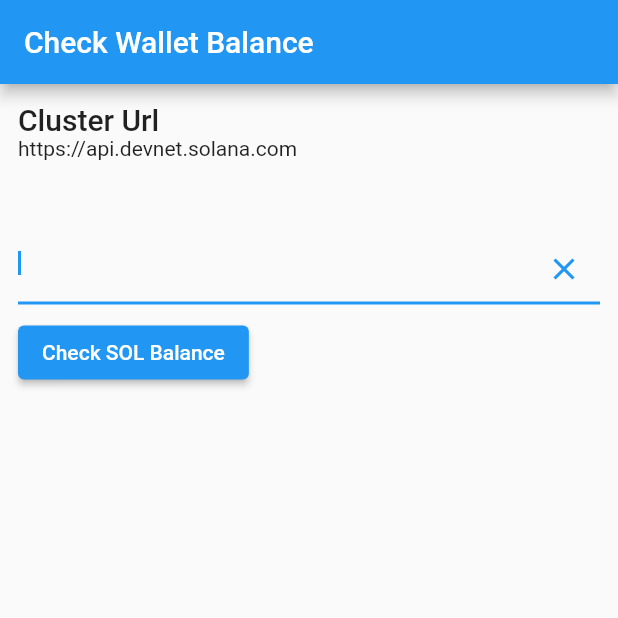
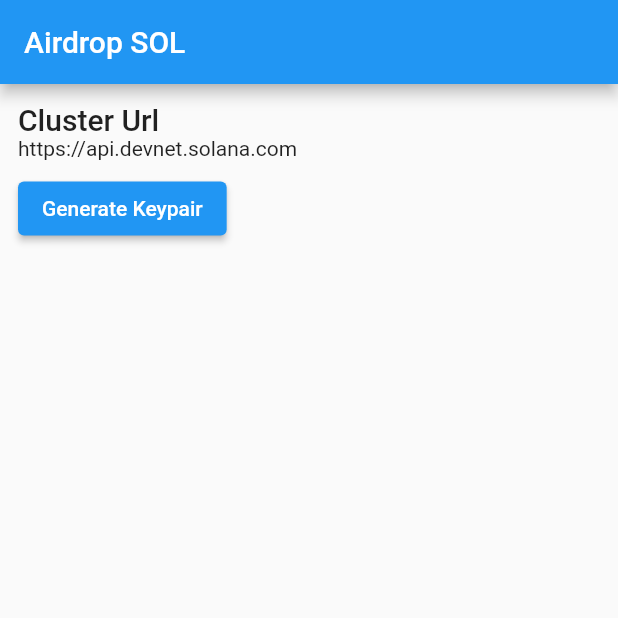
Before and after one commit to moksh-mahajan/dartsol, a Flutter app: the screen it shows after launch, on a phone screen of 412 x 824 dp, the top half of it. Run offline on Flutter 3.47's test engine with Material 2 defaults, Android fonts, the phone set to English and light mode, and no system bars; our stand-ins replace flutter_riverpod; missing offline and left inert: solana.

Commit message:
feat: add airdrop example

```diff
--- a/lib/main.dart
+++ b/lib/main.dart
@@ -1,6 +1,7 @@
-import 'package:dartsol/pages/wallet_balance_page.dart';
 import 'package:flutter/material.dart';
 import 'package:flutter_riverpod/flutter_riverpod.dart';
+
+import 'pages/airdrop_page.dart';
 
 void main() {
   runApp(const ProviderScope(child: DartSolApp()));
@@ -16,7 +17,7 @@
       theme: ThemeData(
         primarySwatch: Colors.blue,
       ),
-      home: const WalletBalancePage(),
+      home: const AirdropPage(),
     );
   }
 }
--- /dev/null
+++ b/lib/pages/airdrop_page.dart
@@ -0,0 +1,147 @@
+import 'dart:developer';
+
+import 'package:dartsol/cluster_url.dart';
+import 'package:dartsol/providers.dart';
+import 'package:flutter/material.dart';
+import 'package:flutter_riverpod/flutter_riverpod.dart';
+import 'package:solana/solana.dart';
+
+class AirdropPage extends StatefulWidget {
+  const AirdropPage({Key? key}) : super(key: key);
+
+  @override
+  State<AirdropPage> createState() => _AirdropPageState();
+}
+
+class _AirdropPageState extends State<AirdropPage> {
+  var _isAirdropping = false;
+  var _isLoadingBalance = false;
+  String? _walletAddress;
+  String? _txSignature;
+  double _balance = 0.0;
+
+  @override
+  Widget build(BuildContext context) => Scaffold(
+        appBar: AppBar(
+          title: const Text('Airdrop SOL'),
+          actions: [
+            if (_walletAddress != null)
+              _isLoadingBalance
+                  ? const Align(
+                      child: SizedBox.square(
+                          dimension: 24,
+                          child: CircularProgressIndicator(
+                            color: Colors.white,
+                          )),
+                    )
+                  : ElevatedButton(
+                      onPressed: _onCheckBalancePress,
+                      child: const Text('CHECK BALANCE'))
+          ],
+        ),
+        body: Padding(
+          padding: const EdgeInsets.all(12.0),
+          child: Column(
+            crossAxisAlignment: CrossAxisAlignment.start,
+            children: [
+              Text(
+                'Cluster Url',
+                style: Theme.of(context).textTheme.headline6,
+              ),
+              Text(ClusterUrl.devnet.url),
+              const SizedBox(
+                height: 8,
+              ),
+              _isAirdropping
+                  ? const SizedBox.square(
+                      dimension: 24, child: CircularProgressIndicator())
+                  : ElevatedButton(
+                      onPressed: _walletAddress == null
+                          ? _onGenerateKeypairPress
+                          : _onAirdropPress,
+                      child: Text(_walletAddress == null
+                          ? 'Generate Keypair'
+                          : 'Airdrop 1 SOL')),
+              const SizedBox(
+                height: 24,
+              ),
+              if (_walletAddress != null) ...[
+                Text(
+                  'Wallet Address',
+                  style: Theme.of(context).textTheme.headline6,
+                ),
+                Text(_walletAddress!),
+                const SizedBox(
+                  height: 8,
+                ),
+                Text(
+                  'SOL Balance',
+                  style: Theme.of(context).textTheme.headline6,
+                ),
+                Text('$_balance SOL')
+              ],
+              if (_txSignature != null) ...[
+                const SizedBox(
+                  height: 8,
+                ),
+                Text(
+                  'Tx Signature',
+                  style: Theme.of(context).textTheme.headline6,
+                ),
+                Text(_txSignature!)
+              ]
+            ],
+          ),
+        ),
+      );
+
+  Future<void> _onGenerateKeypairPress() async {
+    final keypair = await _generateKeypair();
+    setState(() {
+      _walletAddress = keypair.address;
+    });
+  }
+
+  Future<void> _onAirdropPress() async {
+    setState(() {
+      _isAirdropping = true;
+    });
+    final signature = await _airdrop1Sol(_walletAddress!);
+    setState(() {
+      _isAirdropping = false;
+      _txSignature = signature;
+    });
+  }
+
+  Future<void> _onCheckBalancePress() async {
+    setState(() {
+      _isLoadingBalance = true;
+    });
+    await Future.delayed(const Duration(seconds: 10));
+    final balance = await _getWalletBalance(_walletAddress!);
+    setState(() {
+      _isLoadingBalance = false;
+      _balance = balance!;
+    });
+  }
+}
+
+Future<double?> _getWalletBalance(String publicKey) async {
+  try {
+    final lamports =
+        await ProviderContainer().read(rpcClientProvider).getBalance(publicKey);
+    return lamports / lamportsPerSol;
+  } catch (error) {
+    log('Something went wrong: $error');
+    return null;
+  }
+}
+
+Future<String> _airdrop1Sol(
+  String pubKey,
+) async =>
+    ProviderContainer()
+        .read(rpcClientProvider)
+        .requestAirdrop(pubKey, lamportsPerSol * 1);
+
+Future<Ed25519HDKeyPair> _generateKeypair() async => Ed25519HDKeyPair.random();
```
